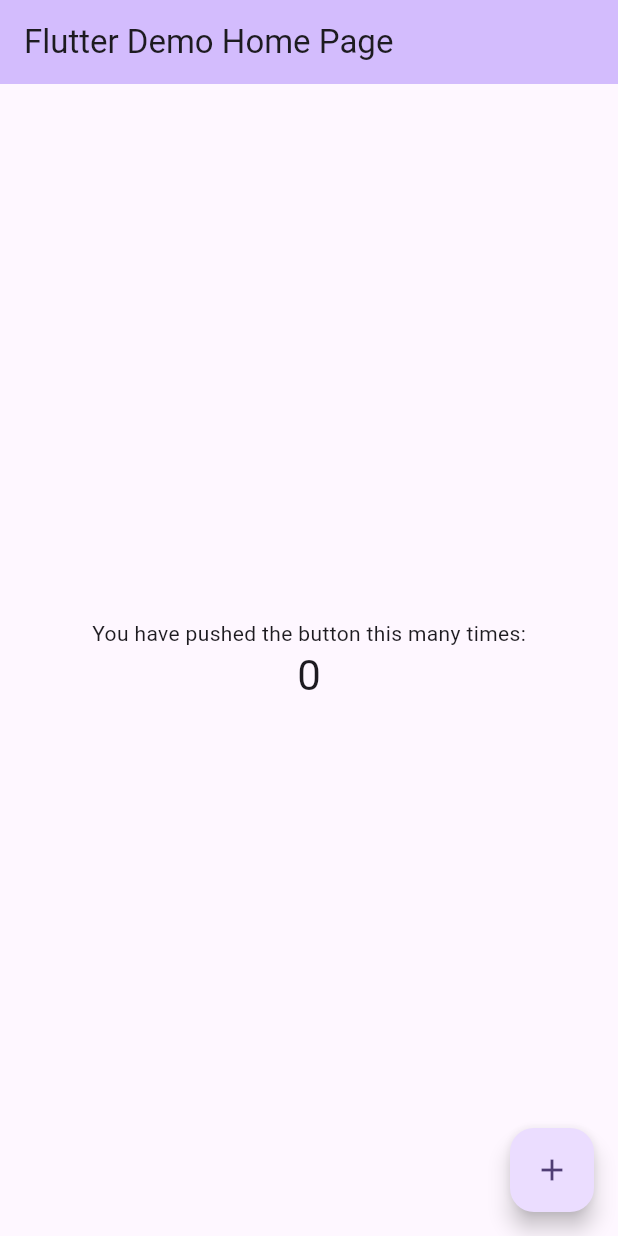
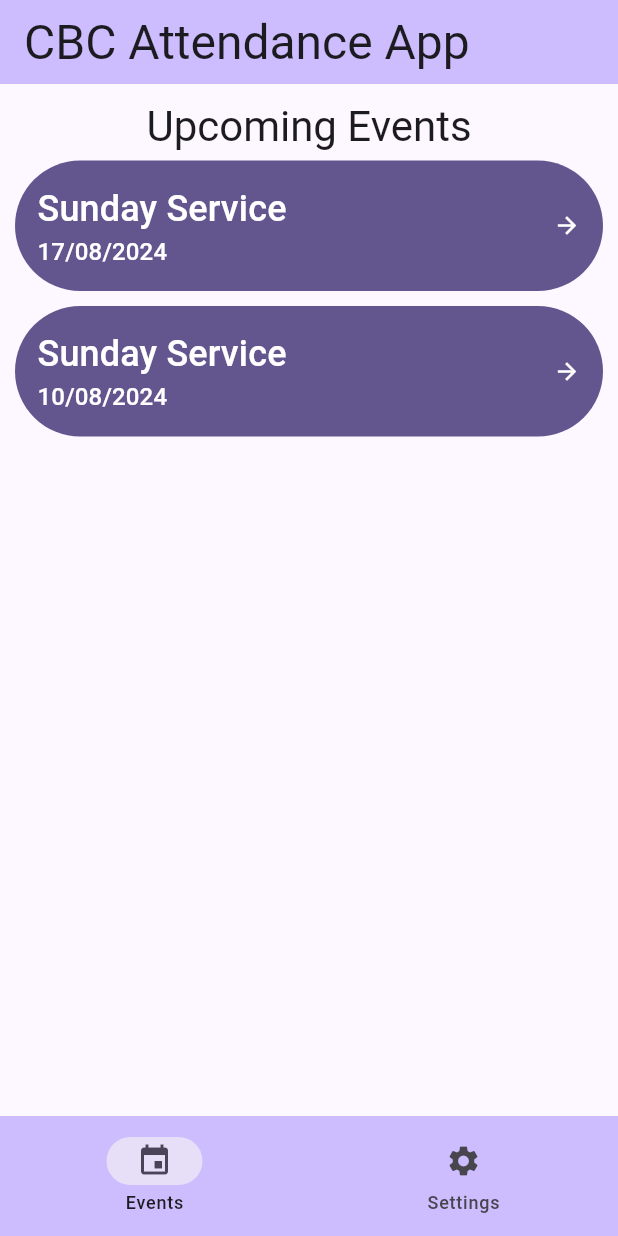
Before and after one commit to JamesSng/attendance-app, a Flutter app: the screen it shows after launch, on a phone screen of 412 x 824 dp. Run offline on Flutter 3.47's test engine with Material 3 defaults, Android fonts, the light colour scheme and no system bars.

Commit message:
add events page

```diff
--- a/lib/main.dart
+++ b/lib/main.dart
@@ -1,17 +1,19 @@
+import 'package:attendance_app/view/eventsview.dart';
+import 'package:attendance_app/view/settings.dart';
 import 'package:flutter/material.dart';
 
 void main() {
-  runApp(const MyApp());
+  runApp(const AttendanceApp());
 }
 
-class MyApp extends StatelessWidget {
-  const MyApp({super.key});
+class AttendanceApp extends StatelessWidget {
+  const AttendanceApp({super.key});
 
   // This widget is the root of your application.
   @override
   Widget build(BuildContext context) {
     return MaterialApp(
-      title: 'Flutter Demo',
+      title: 'CBC Attendance App',
       theme: ThemeData(
         // This is the theme of your application.
         //
@@ -28,16 +30,16 @@
         //
         // This works for code too, not just values: Most code changes can be
         // tested with just a hot reload.
-        colorScheme: ColorScheme.fromSeed(seedColor: Colors.deepPurple),
+        colorScheme: ColorScheme.fromSeed(seedColor: Colors.deepPurpleAccent),
         useMaterial3: true,
       ),
-      home: const MyHomePage(title: 'Flutter Demo Home Page'),
+      home: const HomePageView(),
     );
   }
 }
 
-class MyHomePage extends StatefulWidget {
-  const MyHomePage({super.key, required this.title});
+class HomePageView extends StatefulWidget {
+  const HomePageView({super.key});
 
   // This widget is the home page of your application. It is stateful, meaning
   // that it has a State object (defined below) that contains fields that affect
@@ -48,34 +50,32 @@
   // used by the build method of the State. Fields in a Widget subclass are
   // always marked "final".
 
-  final String title;
-
   @override
-  State<MyHomePage> createState() => _MyHomePageState();
+  State<HomePageView> createState() => _HomePageViewState();
 }
 
-class _MyHomePageState extends State<MyHomePage> {
-  int _counter = 0;
-
-  void _incrementCounter() {
-    setState(() {
-      // This call to setState tells the Flutter framework that something has
-      // changed in this State, which causes it to rerun the build method below
-      // so that the display can reflect the updated values. If we changed
-      // _counter without calling setState(), then the build method would not be
-      // called again, and so nothing would appear to happen.
-      _counter++;
-    });
-  }
+class _HomePageViewState extends State<HomePageView> {
+  var selectedIndex = 0;
 
   @override
   Widget build(BuildContext context) {
-    // This method is rerun every time setState is called, for instance as done
-    // by the _incrementCounter method above.
+    // This method is rerun every time setState is called
     //
     // The Flutter framework has been optimized to make rerunning build methods
     // fast, so that you can just rebuild anything that needs updating rather
     // than having to individually change instances of widgets.
+    Widget page;
+    switch (selectedIndex) {
+      case 0:
+        page = EventsView();
+        break;
+      case 1:
+        page = SettingsView();
+        break;
+      default:
+        throw UnimplementedError('no widget for $selectedIndex');
+    }
+
     return Scaffold(
       appBar: AppBar(
         // TRY THIS: Try changing the color here to a specific color (to
@@ -84,42 +84,34 @@
         backgroundColor: Theme.of(context).colorScheme.inversePrimary,
         // Here we take the value from the MyHomePage object that was created by
         // the App.build method, and use it to set our appbar title.
-        title: Text(widget.title),
-      ),
-      body: Center(
-        // Center is a layout widget. It takes a single child and positions it
-        // in the middle of the parent.
-        child: Column(
-          // Column is also a layout widget. It takes a list of children and
-          // arranges them vertically. By default, it sizes itself to fit its
-          // children horizontally, and tries to be as tall as its parent.
-          //
-          // Column has various properties to control how it sizes itself and
-          // how it positions its children. Here we use mainAxisAlignment to
-          // center the children vertically; the main axis here is the vertical
-          // axis because Columns are vertical (the cross axis would be
-          // horizontal).
-          //
-          // TRY THIS: Invoke "debug painting" (choose the "Toggle Debug Paint"
-          // action in the IDE, or press "p" in the console), to see the
-          // wireframe for each widget.
-          mainAxisAlignment: MainAxisAlignment.center,
-          children: <Widget>[
-            const Text(
-              'You have pushed the button this many times:',
-            ),
-            Text(
-              '$_counter',
-              style: Theme.of(context).textTheme.headlineMedium,
-            ),
-          ],
+        title: Text(
+          'CBC Attendance App',
+          style: Theme.of(context).textTheme.headlineLarge,
         ),
       ),
-      floatingActionButton: FloatingActionButton(
-        onPressed: _incrementCounter,
-        tooltip: 'Increment',
-        child: const Icon(Icons.add),
-      ), // This trailing comma makes auto-formatting nicer for build methods.
+      body: Container(
+        color: Theme.of(context).colorScheme.surface,
+        child: page,
+      ),
+      bottomNavigationBar: NavigationBar(
+        destinations: const [
+          NavigationDestination(
+            icon: Icon(Icons.event),
+            label: 'Events',
+          ),
+          NavigationDestination(
+            icon: Icon(Icons.settings),
+            label: 'Settings',
+          ),
+        ],
+        selectedIndex: selectedIndex,    // ← Change to this.
+        onDestinationSelected: (value) {
+          setState(() {
+            selectedIndex = value;
+          });
+        },
+        backgroundColor: Theme.of(context).colorScheme.inversePrimary,
+      ),
     );
   }
 }
--- /dev/null
+++ b/lib/model/event.dart
@@ -0,0 +1,15 @@
+import 'package:intl/intl.dart';
+
+class Event {
+  Event({
+    required this.name, required this.date,
+  });
+
+  String name;
+  DateTime date;
+  DateFormat dateFormat = DateFormat("dd/MM/yyyy");
+
+  String getDateString() {
+    return dateFormat.format(date);
+  }
+}
--- /dev/null
+++ b/lib/view/eventsview.dart
@@ -0,0 +1,74 @@
+import 'package:flutter/material.dart';
+import '../model/event.dart';
+
+class EventsView extends StatefulWidget {
+  const EventsView({super.key});
+
+  @override
+  State<EventsView> createState() => _EventsViewState();
+}
+
+List<Event> events = [
+  Event(name: 'Sunday Service', date: DateTime(2024, 8, 17)),
+  Event(name: 'Sunday Service', date: DateTime(2024, 8, 10)),
+];
+
+class _EventsViewState extends State<EventsView> {
+  @override
+  Widget build(BuildContext context) {
+    return Container(
+      margin: const EdgeInsets.fromLTRB(10, 10, 10, 10),
+      child: Column(
+        children: [
+          Text(
+            'Upcoming Events',
+            style: Theme
+              .of(context)
+              .textTheme
+              .headlineMedium,
+          ),
+          Expanded(
+            child: ListView.builder(
+              itemCount: events.length,
+              itemBuilder: (BuildContext context, int index) {
+                return Container(
+                  margin: const EdgeInsets.only(top: 5, bottom: 5),
+                  child: FilledButton(
+                    onPressed: (){},
+                    style: const ButtonStyle(
+                      padding: WidgetStatePropertyAll(EdgeInsets.all(15)),
+                    ),
+                    child: Row(
+                      children: [
+                        Expanded(
+                          child: Column(
+                            crossAxisAlignment: CrossAxisAlignment.start,
+                            children: [
+                              Text(
+                                events[index].name,
+                                style: TextStyle(
+                                  fontSize: Theme.of(context).textTheme.headlineSmall?.fontSize,
+                                )
+                              ),
+                              Text(
+                                events[index].getDateString(),
+                                style: TextStyle(
+                                  fontSize: Theme.of(context).textTheme.bodyLarge?.fontSize,
+                                )
+                              ),
+                            ]
+                          ),
+                        ),
+                        const Icon(Icons.arrow_forward),
+                      ]
+                    )
+                  ),
+                );
+              },
+            ),
+          ),
+        ],
+      )
+    );
+  }
+}
--- /dev/null
+++ b/lib/view/settings.dart
@@ -0,0 +1,12 @@
+import 'package:flutter/material.dart';
+
+class SettingsView extends StatelessWidget {
+  const SettingsView({super.key});
+
+  @override
+  Widget build(BuildContext context) {
+    return const Center(
+      child: Text("settings"),
+    );
+  }
+}
--- a/pubspec.yaml
+++ b/pubspec.yaml
@@ -30,7 +30,7 @@ environment:
 dependencies:
   flutter:
     sdk: flutter
-
+  intl:
 
   # The following adds the Cupertino Icons font to your application.
   # Use with the CupertinoIcons class for iOS style icons.
```
Also changed, not shown: lib/view/attendanceview.dart (added), pubspec.lock, 3 other files.
